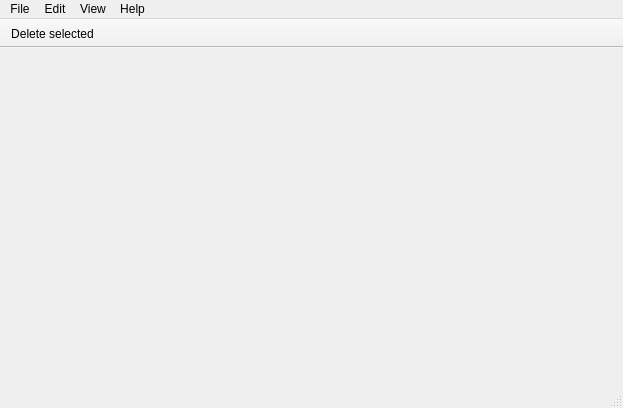
Old version of the form fsmeditor.ui in the repository MrSapps/FsmEditor.
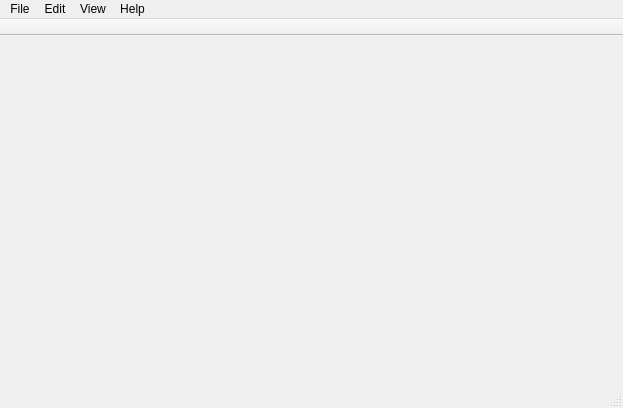
New version of the form.

Commit message: Delete splitters

```diff
--- a/fsmeditor.ui
+++ b/fsmeditor.ui
@@ -68,7 +68,6 @@
    <attribute name="toolBarBreak">
     <bool>false</bool>
    </attribute>
-   <addaction name="actionDelete"/>
   </widget>
   <widget class="QStatusBar" name="statusBar"/>
   <action name="actionExit">
```
Left out of the diff: 1 changed line with no effect on the pictures. The commit also changes 3 other files.
